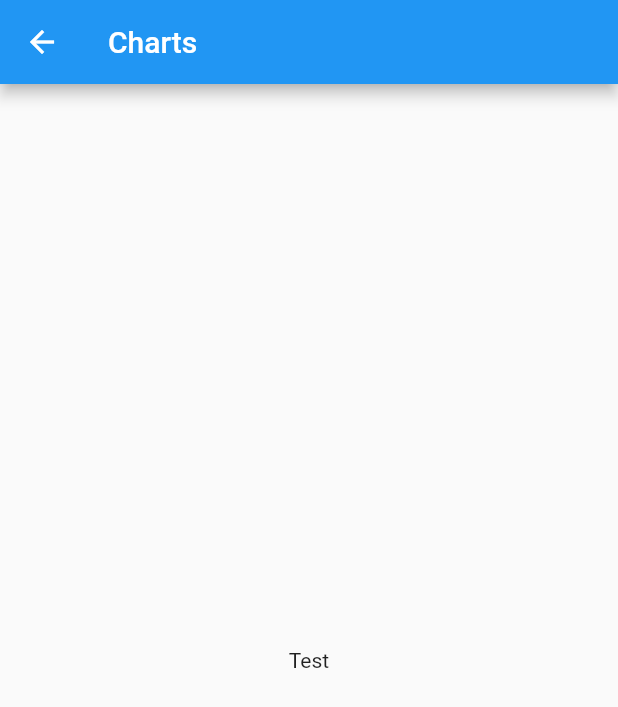
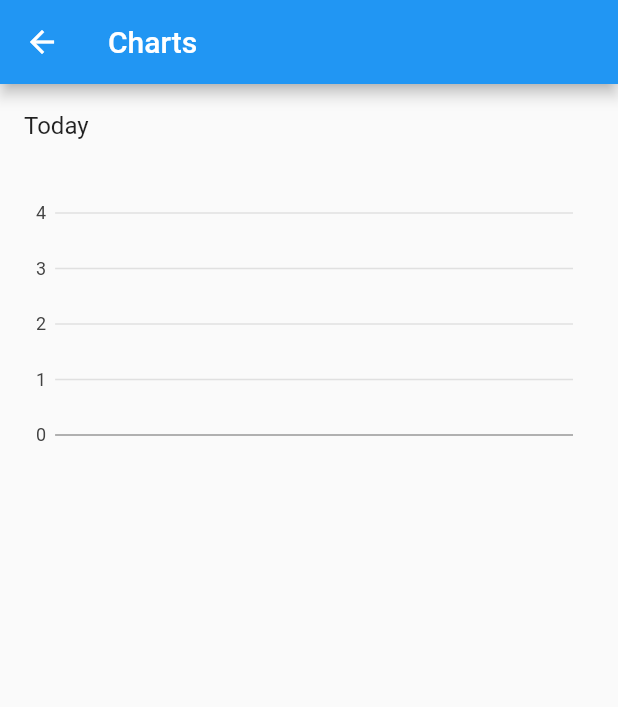
Before and after one commit to Epse/keepmood, a Flutter app: the screen it shows after launch, after a tap on the "show chart" icon, on a phone screen of 412 x 824 dp. Shown: the top 707 px of the screen. Run offline on Flutter 3.47's test engine with Material 2 defaults, Android fonts, the phone set to English and light mode, and no system bars; our stand-ins replace charts_flutter, sqflite; accounts and stored records are empty.

Commit message:
Added graph of today

```diff
--- a/lib/views/chartview.dart
+++ b/lib/views/chartview.dart
@@ -1,34 +1,34 @@
 import 'package:flutter/material.dart';
 
 import '../widgets/moodchart.dart';
-import '../moodstorage.dart';
+import '../sentiment.dart';
 
-class ChartView extends StatefulWidget {
-  @override
-  createState() => new ChartViewState();
-}
+class ChartView extends StatelessWidget {
+  final List<SentimentRecording> recordings;
+  final List<SentimentRecording> today;
 
-class ChartViewState extends State<ChartView> {
-  final MoodStorage storage = new MoodStorage();
+  ChartView({Key key, @required this.recordings})
+      : today = _todayRecordings(recordings),
+        super(key: key);
 
-  @override
-  void initState() {
-    super.initState();
+  static List<SentimentRecording> _todayRecordings(List<SentimentRecording> x) {
+    List<SentimentRecording> y = new List<SentimentRecording>();
+    for (var r in x) {
+      if (new DateTime.now().difference(r.time).inDays < 1) {
+        y.add(r);
+      }
+    }
+    return y;
   }
 
   @override
   Widget build(BuildContext context) {
     return new Scaffold(
-      appBar: AppBar(
-        title: Text("Charts"),
-      ),
-      body: Center(child: Text("Test"))
-    );
-  }
-
-  @override
-  void dispose() {
-    storage.close();
-    super.dispose();
+        appBar: AppBar(
+          title: Text("Charts"),
+        ),
+        body: ListView(children: <Widget>[
+          new MoodChart.fromSentimentRecordingList(today, false)
+        ]));
   }
 }
--- a/lib/views/moodview.dart
+++ b/lib/views/moodview.dart
@@ -67,9 +67,15 @@ class MoodViewState extends State<MoodView> {
       appBar: new AppBar(
         title: new Text('KeepMood'),
         actions: <Widget>[
-          new IconButton(icon: Icon(Icons.show_chart), onPressed: () {
-            Navigator.push(context, new MaterialPageRoute(builder: (context) => new ChartView()));
-          })
+          new IconButton(
+              icon: Icon(Icons.show_chart),
+              onPressed: () {
+                Navigator.push(
+                    context,
+                    new MaterialPageRoute(
+                        builder: (context) =>
+                            new ChartView(recordings: _sentimentList)));
+              })
         ],
       ),
       body: ListView(
--- a/lib/widgets/moodchart.dart
+++ b/lib/widgets/moodchart.dart
@@ -4,35 +4,59 @@ import 'package:charts_flutter/flutter.dart' as charts;
 import '../sentiment.dart';
 
 class MoodChart extends StatelessWidget {
-  final List<charts.Series> seriesList;
+  final List<charts.Series<TimeSeriesSentiment, DateTime>> seriesList;
   final bool animate;
 
   MoodChart(this.seriesList, this.animate);
 
-  factory MoodChart.fromSentimentRecordingList(List<SentimentRecording> inList, [bool animate]) {
+  factory MoodChart.fromSentimentRecordingList(List<SentimentRecording> inList,
+      [bool animate]) {
     List<TimeSeriesSentiment> data = new List<TimeSeriesSentiment>();
 
+    if (inList == null) {
+      inList = new List<SentimentRecording>();
+    }
     for (var recording in inList) {
       data.add(new TimeSeriesSentiment.fromSentimentRecording(recording));
     }
 
-    final series = [new charts.Series<TimeSeriesSentiment, DateTime>(
+    final series = [
+      new charts.Series<TimeSeriesSentiment, DateTime>(
           id: "Mood",
           data: data,
           domainFn: (TimeSeriesSentiment s, _) => s.time,
-      measureFn: (TimeSeriesSentiment s, _) => s.sentiment
-    )];
+          measureFn: (TimeSeriesSentiment s, _) => s.sentiment)
+    ];
 
     return new MoodChart(series, animate);
   }
 
   @override
   Widget build(BuildContext context) {
-    return new Card(
+    final staticTicks = <charts.TickSpec<int>>[
+      new charts.TickSpec(0, label: 'Very unhappy'),
+      new charts.TickSpec(1, label: 'Unhappy'),
+      new charts.TickSpec(2, label: "Meh"),
+      new charts.TickSpec(3, label: "Happy"),
+      new charts.TickSpec(4, label: "Very happy")
+    ];
+    return new Column(children: <Widget>[
+      ListTile(title: Text("Today")),
+      Container(
+          height: 200.0,
+          padding: const EdgeInsets.all(16.0),
           child: charts.TimeSeriesChart(
             seriesList,
             animate: animate,
-    ));
+            primaryMeasureAxis: new charts.NumericAxisSpec(
+              showAxisLine: false,
+              tickProviderSpec:
+                  new charts.StaticNumericTickProviderSpec(staticTicks),
+            ),
+            domainAxis: new charts.DateTimeAxisSpec(
+                showAxisLine: true, renderSpec: new charts.NoneRenderSpec()),
+          ))
+    ]);
   }
 }
 
```
Lines whose indentation alone changed are shown as unchanged.
